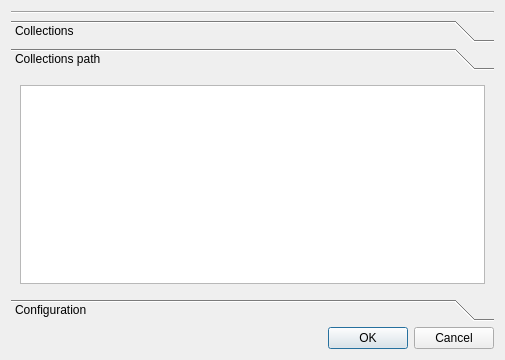
Qt form preferencesdialog.ui (danvratil/TepSonic) before a commit.
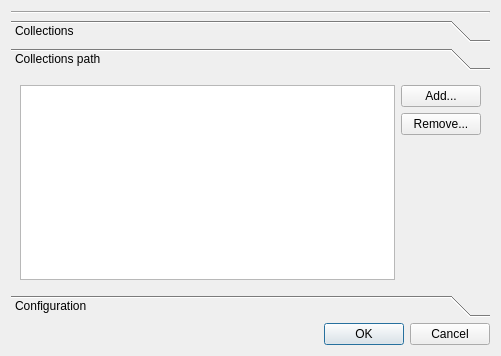
The same form after that commit. The open tabs and pages were chosen to show the change.

Commit message: Implement adding/removing collections paths

```diff
--- a/preferencesdialog.ui
+++ b/preferencesdialog.ui
@@ -6,8 +6,8 @@
    <rect>
     <x>0</x>
     <y>0</y>
-    <width>505</width>
-    <height>360</height>
+    <width>501</width>
+    <height>356</height>
    </rect>
   </property>
   <property name="windowTitle">
@@ -204,8 +204,8 @@
          <rect>
           <x>0</x>
           <y>0</y>
-          <width>491</width>
-          <height>223</height>
+          <width>487</width>
+          <height>219</height>
          </rect>
         </property>
         <attribute name="label">
@@ -213,14 +213,42 @@
         </attribute>
         <layout class="QVBoxLayout" name="verticalLayout_4">
          <item>
-          <widget class="QTreeView" name="pathSelect">
-           <property name="sizePolicy">
-            <sizepolicy hsizetype="Expanding" vsizetype="Expanding">
-             <horstretch>0</horstretch>
-             <verstretch>0</verstretch>
-            </sizepolicy>
-           </property>
-          </widget>
+          <layout class="QHBoxLayout" name="horizontalLayout_3">
+           <item>
+            <widget class="QListWidget" name="pathsList"/>
+           </item>
+           <item>
+            <layout class="QVBoxLayout" name="verticalLayout_6">
+             <item>
+              <widget class="QPushButton" name="addPathButton">
+               <property name="text">
+                <string>Add...</string>
+               </property>
+              </widget>
+             </item>
+             <item>
+              <widget class="QPushButton" name="removePathButton">
+               <property name="text">
+                <string>Remove...</string>
+               </property>
+              </widget>
+             </item>
+             <item>
+              <spacer name="verticalSpacer_3">
+               <property name="orientation">
+                <enum>Qt::Vertical</enum>
+               </property>
+               <property name="sizeHint" stdset="0">
+                <size>
+                 <width>20</width>
+                 <height>40</height>
+                </size>
+               </property>
+              </spacer>
+             </item>
+            </layout>
+           </item>
+          </layout>
          </item>
         </layout>
        </widget>
```
Left out of the diff: 11 changed lines with no effect on the pictures. The commit also changes 2 other files.
